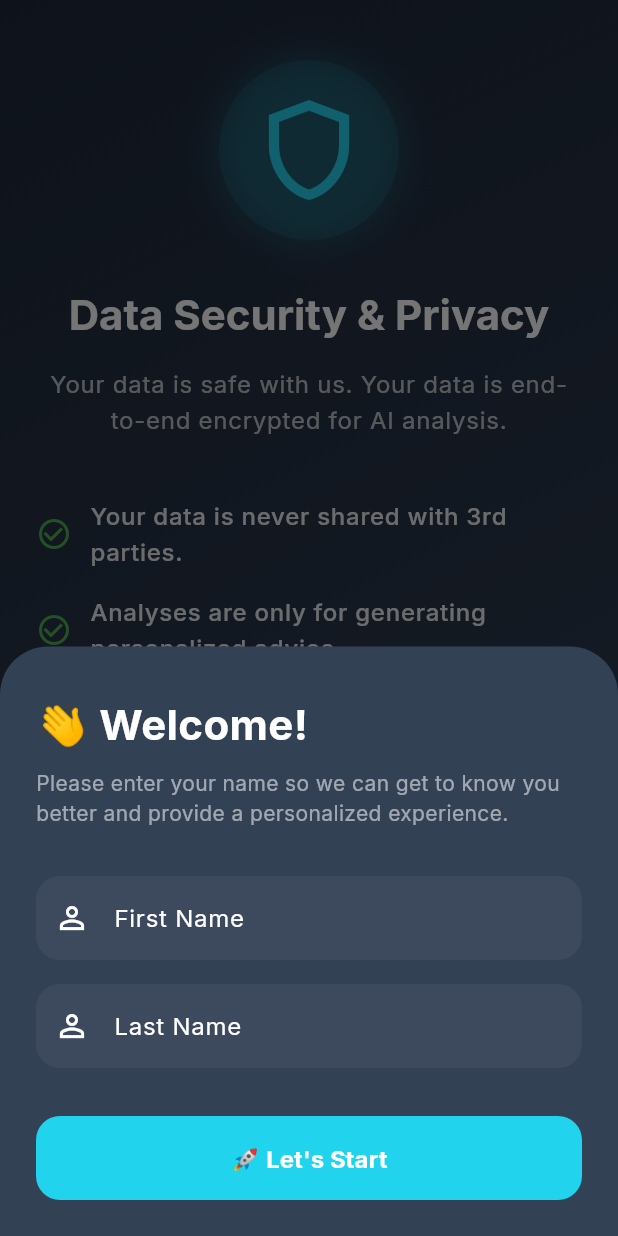
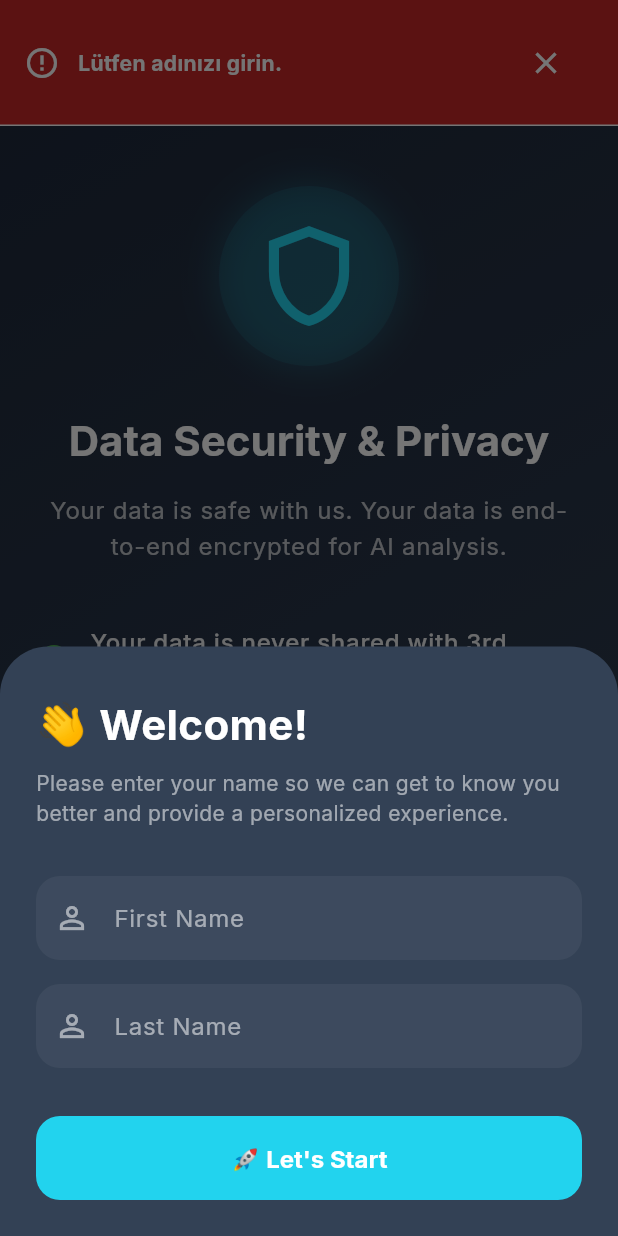
Before and after one commit to seyfullahejderha0-png/Parametra, a Flutter app: the screen it shows once a user with an empty profile is signed in, after a tap on "Read Policy", on a phone screen of 412 x 824 dp. Run offline on Flutter 3.47's test engine with Material 3 defaults, Android fonts, the phone set to English and light mode, and no system bars; our stand-ins replace cloud_firestore, firebase_auth, firebase_core, firebase_storage, fl_chart, flutter_local_notifications and 13 more; missing offline and left inert: health, home_widget, onesignal_flutter; accounts and stored records are empty.

Commit message:
fix(main_screen): Hosgeldiniz ekraninda profil olusturma butonuna hata yakalama ve yukleniyor durumu eklendi

```diff
--- a/lib/features/main/screens/main_screen.dart
+++ b/lib/features/main/screens/main_screen.dart
@@ -8,6 +8,7 @@ import '../../../core/localization/app_localizations.dart';
 import '../../onboarding/screens/privacy_consent_screen.dart';
 import '../../insights/screens/insights_dashboard_screen.dart';
 import '../../reports/screens/reports_screen.dart';
+import '../../../core/utils/ui_helpers.dart';
 
 class MainScreen extends ConsumerStatefulWidget {
   const MainScreen({super.key});
@@ -55,6 +56,7 @@ class _MainScreenState extends ConsumerState<MainScreen> {
 
       final firstNameController = TextEditingController();
       final lastNameController = TextEditingController();
+      bool isSubmitting = false;
 
       showModalBottomSheet(
         context: context,
@@ -62,7 +64,8 @@ class _MainScreenState extends ConsumerState<MainScreen> {
         isDismissible: false,
         enableDrag: false,
         backgroundColor: Colors.transparent,
-        builder: (context) => Container(
+        builder: (context) => StatefulBuilder(
+          builder: (context, setBottomSheetState) => Container(
             decoration: const BoxDecoration(
               color: AppColors.surface,
               borderRadius: BorderRadius.vertical(top: Radius.circular(32)),
@@ -89,9 +92,12 @@ class _MainScreenState extends ConsumerState<MainScreen> {
                 const SizedBox(height: 32),
                 TextField(
                   controller: firstNameController,
+                  enabled: !isSubmitting,
+                  style: const TextStyle(color: Colors.white),
                   decoration: InputDecoration(
                     labelText: context.l10n('first_name'),
-                  prefixIcon: const Icon(Icons.person_outline),
+                    labelStyle: const TextStyle(color: Colors.white54),
+                    prefixIcon: const Icon(Icons.person_outline, color: Colors.white54),
                     filled: true,
                     fillColor: Colors.white.withValues(alpha: 0.05),
                     border: OutlineInputBorder(borderRadius: BorderRadius.circular(16), borderSide: BorderSide.none),
@@ -100,9 +106,12 @@ class _MainScreenState extends ConsumerState<MainScreen> {
                 const SizedBox(height: 16),
                 TextField(
                   controller: lastNameController,
+                  enabled: !isSubmitting,
+                  style: const TextStyle(color: Colors.white),
                   decoration: InputDecoration(
                     labelText: context.l10n('last_name'),
-                  prefixIcon: const Icon(Icons.person_outline),
+                    labelStyle: const TextStyle(color: Colors.white54),
+                    prefixIcon: const Icon(Icons.person_outline, color: Colors.white54),
                     filled: true,
                     fillColor: Colors.white.withValues(alpha: 0.05),
                     border: OutlineInputBorder(borderRadius: BorderRadius.circular(16), borderSide: BorderSide.none),
@@ -110,13 +119,35 @@ class _MainScreenState extends ConsumerState<MainScreen> {
                 ),
                 const SizedBox(height: 32),
                 ElevatedButton(
-                onPressed: () async {
-                  if (firstNameController.text.isNotEmpty) {
+                  onPressed: isSubmitting
+                      ? null
+                      : () async {
+                          final firstName = firstNameController.text.trim();
+                          if (firstName.isEmpty) {
+                            UIHelpers.showErrorSnackBar(context, 'Lütfen adınızı girin.');
+                            return;
+                          }
+
+                          setBottomSheetState(() {
+                            isSubmitting = true;
+                          });
+
+                          try {
                             await ref.read(profileServiceProvider).updateProfile(
-                      firstName: firstNameController.text,
-                      lastName: lastNameController.text,
+                              firstName: firstName,
+                              lastName: lastNameController.text.trim(),
                             );
-                    if (context.mounted) Navigator.pop(context);
+                            if (context.mounted) {
+                              Navigator.pop(context);
+                              UIHelpers.showSuccessSnackBar(context, 'Profiliniz başarıyla oluşturuldu!');
+                            }
+                          } catch (e) {
+                            if (context.mounted) {
+                              setBottomSheetState(() {
+                                isSubmitting = false;
+                              });
+                              UIHelpers.showErrorSnackBar(context, 'Hata oluştu: ${e.toString()}');
+                            }
                           }
                         },
                   style: ElevatedButton.styleFrom(
@@ -126,9 +157,22 @@ class _MainScreenState extends ConsumerState<MainScreen> {
                     shape: RoundedRectangleBorder(borderRadius: BorderRadius.circular(16)),
                     elevation: 0,
                   ),
-                child: Text(context.l10n('let_start'), style: const TextStyle(fontSize: 16, fontWeight: FontWeight.bold)),
+                  child: isSubmitting
+                      ? const SizedBox(
+                          width: 24,
+                          height: 24,
+                          child: CircularProgressIndicator(
+                            color: Colors.white,
+                            strokeWidth: 2.5,
+                          ),
+                        )
+                      : Text(
+                          context.l10n('let_start'),
+                          style: const TextStyle(fontSize: 16, fontWeight: FontWeight.bold),
+                        ),
                 ),
               ],
+            ),
           ),
         ),
       );
```
Lines whose indentation alone changed are shown as unchanged.
